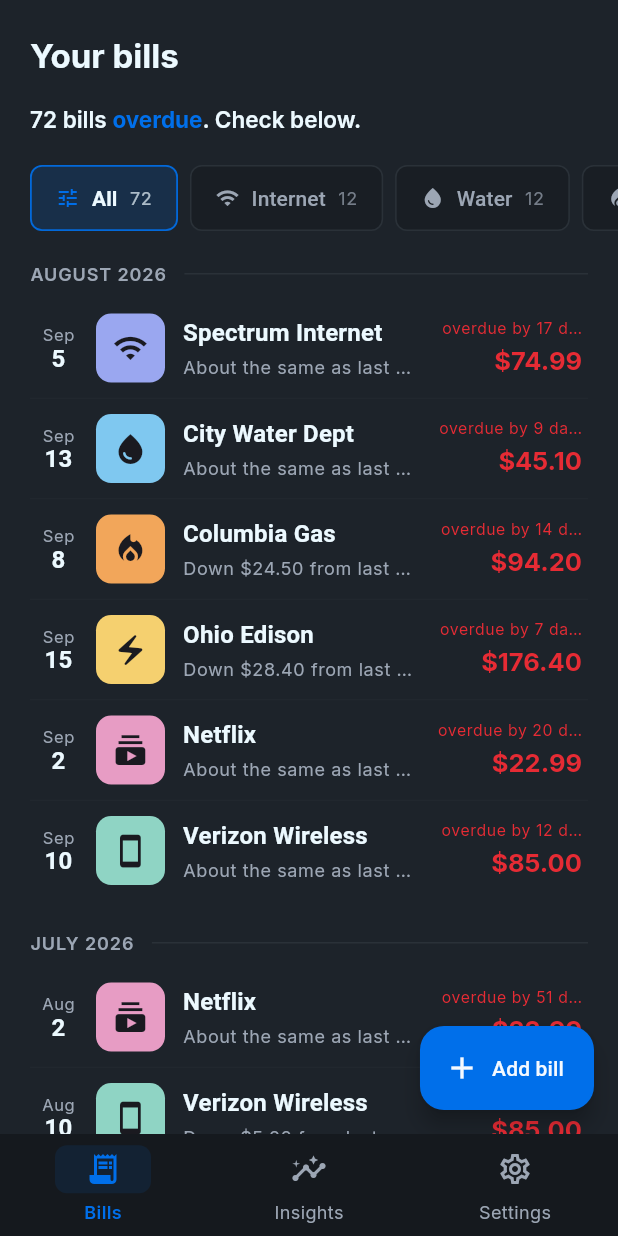
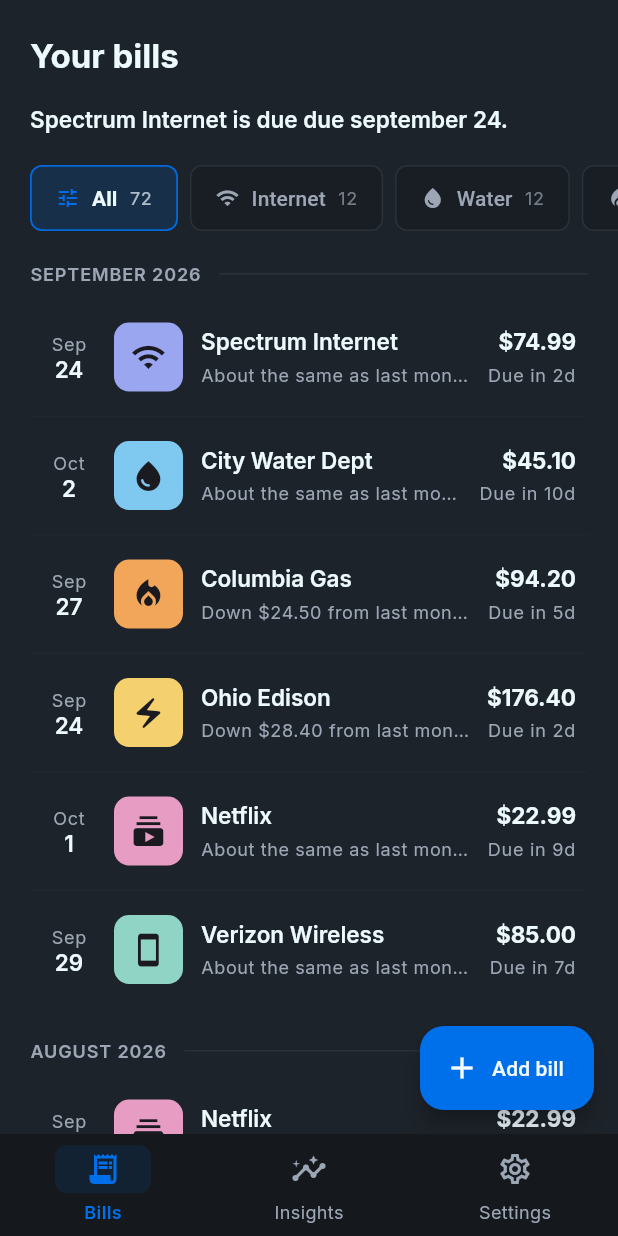
Before and after one commit to vivekarya2026/billing-project, a Flutter app: the screen it shows once a user with an empty profile is signed in, on a phone screen of 412 x 824 dp. Run offline on Flutter 3.47's test engine with Material 3 defaults, Android fonts, the phone set to English and light mode, and no system bars; our stand-ins replace fl_chart, flutter_dotenv, go_router, image_picker, shared_preferences, supabase_flutter; accounts and stored records are empty.

Commit message:
fix(bills): calmer row (smaller type, more spacing), visible status, correct due dates
- Only the current cycle is upcoming/due; older cycles are marked Paid so they
  no longer all show 'overdue'
- Add Bill.isPaid; overdue/status logic + top status line respect it
- Bill row: amount leads, shorter status ('3d overdue' / 'Due in 5d' / 'Paid'),
  wider status column so it isn't clipped, larger vertical spacing, tokenised sizes
- Rebuild web output

```diff
--- a/frontend/lib/features/home/home_screen.dart
+++ b/frontend/lib/features/home/home_screen.dart
@@ -240,7 +240,8 @@
                   delegate: SliverChildBuilderDelegate(
                     (context, i) {
                       final b = visible[i];
-                      final overdue = b.dueDate != null &&
+                      final overdue = !b.isPaid &&
+                          b.dueDate != null &&
                           b.dueDate!.isBefore(DateTime.now());
 
                       // Month grouping: show a month header whenever the month
@@ -281,6 +282,7 @@
                               amount:         b.amountDue,
                               dueDate:        b.dueDate,
                               isOverdue:      overdue,
+                              isPaid:         b.isPaid,
                               interpretation: b.narrationSentence ??
                                   'Tap to see details.',
                               onTap: () => context.push('/bill/${b.id}'),
@@ -348,7 +350,7 @@
 
   String _statusLine(List<Bill> bills) {
     final now = DateTime.now();
-    final overdue = bills.where((b) =>
+    final overdue = bills.where((b) => !b.isPaid &&
         b.dueDate != null && b.dueDate!.isBefore(now)).toList();
     if (overdue.isNotEmpty) {
       final n = overdue.length;
@@ -356,7 +358,7 @@
     }
 
     final soon = bills.where((b) {
-      if (b.dueDate == null) return false;
+      if (b.isPaid || b.dueDate == null) return false;
       final diff = b.dueDate!
           .difference(DateTime(now.year, now.month, now.day)).inDays;
       return diff >= 0 && diff <= 5;
--- a/frontend/lib/shared/components/bill_list_row.dart
+++ b/frontend/lib/shared/components/bill_list_row.dart
@@ -1,8 +1,8 @@
-// bill_list_row.dart — compact SplitWise-style row for a bill.
+// bill_list_row.dart — compact bill row (daisyUI list-row).
 // ------------------------------------------------------------
-// Layout mirrors the reference activity list:
-//   [ month ]   [ colored ]   Provider name            status label
-//   [  day  ]   [  tile   ]   subtitle (narration)          $amount
+// Layout:
+//   [ month ]   [ colored ]   Provider name              $amount
+//   [  day  ]   [  tile   ]   subtitle (narration)      status label
 //
 // The colored category tile (CategoryTile) is shared with expense rows so
 // bills and expenses read identically.
@@ -23,6 +23,7 @@
     required this.onTap,
     this.serviceType,
     this.isOverdue = false,
+    this.isPaid = false,
   });
 
   final String provider;
@@ -32,29 +33,34 @@
   final VoidCallback onTap;
   final String? serviceType;
   final bool isOverdue;
+  final bool isPaid;
 
   @override
   Widget build(BuildContext context) {
     final text    = Theme.of(context).textTheme;
     final colours = Theme.of(context).colorScheme;
 
-    // Right-hand status label mirrors the reference ("you borrowed" etc.).
     final statusLabel = _statusLabel();
-    final statusColor = isOverdue ? AppAccents.danger : colours.onSurfaceVariant;
+    final statusColor = isOverdue
+        ? AppAccents.danger
+        : (isPaid ? AppAccents.success : colours.onSurfaceVariant);
 
     return Material(
       type: MaterialType.transparency,
       child: InkWell(
         onTap: onTap,
-        borderRadius: BorderRadius.circular(14),
+        borderRadius: BorderRadius.circular(AppTokens.radiusBox),
         child: Padding(
-          padding: const EdgeInsets.symmetric(horizontal: 4, vertical: 10),
+          padding: const EdgeInsets.symmetric(
+            horizontal: AppTokens.space2,
+            vertical: AppTokens.space4, // more breathing room
+          ),
           child: Row(
             crossAxisAlignment: CrossAxisAlignment.center,
             children: [
               // ── Date (month over day) ────────────────────────────────
               SizedBox(
-                width: 30,
+                width: 36,
                 child: Column(
                   mainAxisSize: MainAxisSize.min,
                   children: [
@@ -65,27 +71,26 @@
                       maxLines: 1,
                       softWrap: false,
                       overflow: TextOverflow.visible,
-                      style: text.bodySmall?.copyWith(
+                      style: text.labelSmall?.copyWith(
                         color: colours.onSurfaceVariant,
-                        fontSize: 11,
                       ),
                     ),
                     Text(
                       dueDate != null ? DateFormat('d').format(dueDate!) : '',
-                      style: text.titleMedium?.copyWith(
+                      style: text.titleLarge?.copyWith(
                         color: colours.onSurface,
                         fontWeight: FontWeight.w600,
-                        height: 1.1,
+                        height: 1.15,
                       ),
                     ),
                   ],
                 ),
               ),
-              const SizedBox(width: 10),
+              const SizedBox(width: AppTokens.space3),
 
               // ── Colored category tile ────────────────────────────────
               CategoryTile(text: provider, serviceType: serviceType),
-              const SizedBox(width: 12),
+              const SizedBox(width: AppTokens.space3),
 
               // ── Provider + subtitle ──────────────────────────────────
               Expanded(
@@ -95,13 +100,13 @@
                   children: [
                     Text(
                       provider,
-                      style: text.titleMedium?.copyWith(
+                      style: text.titleLarge?.copyWith(
                         fontWeight: FontWeight.w600,
                       ),
                       maxLines: 1,
                       overflow: TextOverflow.ellipsis,
                     ),
-                    const SizedBox(height: 2),
+                    const SizedBox(height: 3),
                     Text(
                       interpretation,
                       style: text.bodySmall?.copyWith(
@@ -113,42 +118,41 @@
                   ],
                 ),
               ),
-              const SizedBox(width: 8),
+              const SizedBox(width: AppTokens.space3),
 
-              // ── Status label + amount ────────────────────────────────
+              // ── Amount + status label (amount leads) ─────────────────
               ConstrainedBox(
-                constraints: const BoxConstraints(maxWidth: 96),
+                constraints: const BoxConstraints(maxWidth: 132),
                 child: Column(
                   crossAxisAlignment: CrossAxisAlignment.end,
                   mainAxisSize: MainAxisSize.min,
                   children: [
-                    if (statusLabel != null)
+                    Text(
+                      _fmtAmount(),
+                      maxLines: 1,
+                      overflow: TextOverflow.ellipsis,
+                      textAlign: TextAlign.end,
+                      style: text.titleLarge?.copyWith(
+                        fontWeight: FontWeight.w700,
+                        color: isOverdue
+                            ? AppAccents.danger
+                            : colours.onSurface,
+                      ),
+                    ),
+                    if (statusLabel != null) ...[
+                      const SizedBox(height: 3),
                       Text(
                         statusLabel,
                         maxLines: 1,
                         overflow: TextOverflow.ellipsis,
                         textAlign: TextAlign.end,
-                        style: text.bodySmall?.copyWith(
+                        style: text.labelSmall?.copyWith(
                           color: statusColor,
-                          fontSize: 10.5,
+                          fontWeight:
+                              isOverdue ? FontWeight.w600 : FontWeight.normal,
                         ),
                       ),
-                    const SizedBox(height: 2),
-                    FittedBox(
-                      fit: BoxFit.scaleDown,
-                      alignment: Alignment.centerRight,
-                      child: Text(
-                        _fmtAmount(),
-                        maxLines: 1,
-                        style: text.titleLarge?.copyWith(
-                          fontWeight: FontWeight.w700,
-                          fontSize: AppTokens.textTitle3,
-                          color: isOverdue
-                              ? AppAccents.danger
-                              : colours.onSurface,
-                        ),
-                      ),
-                    ),
+                    ],
                   ],
                 ),
               ),
@@ -165,14 +169,15 @@
   }
 
   String? _statusLabel() {
+    if (isPaid) return 'Paid';
     if (dueDate == null) return null;
     final now  = DateTime.now();
     final diff = dueDate!
         .difference(DateTime(now.year, now.month, now.day))
         .inDays;
-    if (diff < 0)  return 'overdue by ${-diff} day${-diff == 1 ? '' : 's'}';
-    if (diff == 0) return 'due today';
-    if (diff == 1) return 'due tomorrow';
-    return 'due in $diff days';
+    if (diff < 0)  return '${-diff}d overdue';
+    if (diff == 0) return 'Due today';
+    if (diff == 1) return 'Due tomorrow';
+    return 'Due in ${diff}d';
   }
 }
--- a/frontend/lib/shared/data/fake_bill_repository.dart
+++ b/frontend/lib/shared/data/fake_bill_repository.dart
@@ -154,29 +154,47 @@
       _SeedService(_streamingAccount, 'Netflix',           'streaming', _streamingByMonth, '0006',  7, 'streaming'),
     ];
 
-    // Month index 0 = 11 months ago … 11 = last month.
+    // Month index 0 = 11 months ago … 11 = the CURRENT cycle.
+    // The newest cycle (i == 11) is dated a few days in the FUTURE so it reads
+    // as "due in N days" (upcoming), not overdue. Older cycles are historical
+    // records and are flagged as already paid (no overdue alarm).
     for (var i = 0; i < 12; i++) {
       final monthsAgo = 11 - i; // 11 … 0
-      final periodEndMonth =
-          DateTime(anchorMonth.year, anchorMonth.month - 1 - monthsAgo, 1);
-      final year = periodEndMonth.year;
-      final month = periodEndMonth.month;
-      final periodEnd = DateTime(year, month, 26);
-      final periodStart = DateTime(year, month, 1)
-          .subtract(const Duration(days: 5)); // ~prev month end
+      final isCurrent = i == 11;
+
+      final DateTime periodEnd;
+      final DateTime dueBase;
+      if (isCurrent) {
+        // Current cycle ends now; due dates land a bit in the future.
+        periodEnd = DateTime(now.year, now.month, now.day);
+        dueBase = DateTime(now.year, now.month, now.day);
+      } else {
+        final periodEndMonth =
+            DateTime(anchorMonth.year, anchorMonth.month - monthsAgo, 1);
+        periodEnd = DateTime(periodEndMonth.year, periodEndMonth.month, 26);
+        dueBase = periodEnd;
+      }
+      final periodStart = DateTime(periodEnd.year, periodEnd.month, 1)
+          .subtract(const Duration(days: 5));
       final seq = (i + 1).toString().padLeft(2, '0');
 
       for (final s in services) {
+        // Current cycle: due a few days out (offset % 10 + 2 days ahead).
+        // Historical cycles: due in the past but marked paid.
+        final due = isCurrent
+            ? dueBase.add(Duration(days: (s.dueOffset % 10) + 2))
+            : dueBase.add(Duration(days: s.dueOffset));
         bills.add(Bill(
           id: 'b0000000-0000-0000-${s.idSeg}-0000000000$seq',
           accountId: s.account,
           provider: s.provider,
           serviceType: s.serviceType,
           amountDue: s.series[i],
-          dueDate: periodEnd.add(Duration(days: s.dueOffset)),
+          dueDate: due,
           periodStart: periodStart,
           periodEnd: periodEnd,
           extractionStatus: 'done',
+          isPaid: !isCurrent,
           narrationSentence: _narration(i, s.series, s.noun),
         ));
       }
@@ -389,6 +407,7 @@
       extractionStatus: b.extractionStatus,
       narrationSentence:
           (e['narration_sentence'] as String?) ?? b.narrationSentence,
+      isPaid: b.isPaid,
     );
   }
 
--- a/frontend/lib/shared/models/bill.dart
+++ b/frontend/lib/shared/models/bill.dart
@@ -20,6 +20,9 @@
     // The one sentence produced by /narrate (or anomaly description).
     // Stored in bills.narration_sentence after extraction completes.
     this.narrationSentence,
+    // True once the bill has been paid/settled (historical cycles). Paid bills
+    // never show an "overdue" alarm even when the due date is in the past.
+    this.isPaid = false,
   });
 
   final String id;
@@ -32,6 +35,7 @@
   final DateTime? periodEnd;
   final String extractionStatus;
   final String? narrationSentence;
+  final bool isPaid;
 
   factory Bill.fromJson(Map<String, dynamic> j) {
     // accounts is an embedded join object
@@ -53,6 +57,7 @@
           : null,
       extractionStatus: j['extraction_status'] as String? ?? 'pending',
       narrationSentence: j['narration_sentence'] as String?,
+      isPaid:          j['is_paid'] as bool? ?? j['paid'] as bool? ?? false,
     );
   }
 }
@@ -69,6 +74,7 @@
     super.periodEnd,
     required super.extractionStatus,
     super.narrationSentence,
+    super.isPaid,
     this.rawImagePath,
     required this.extractionFields,
     required this.lineItems,
```
Also changed, not shown: 2 other files.
